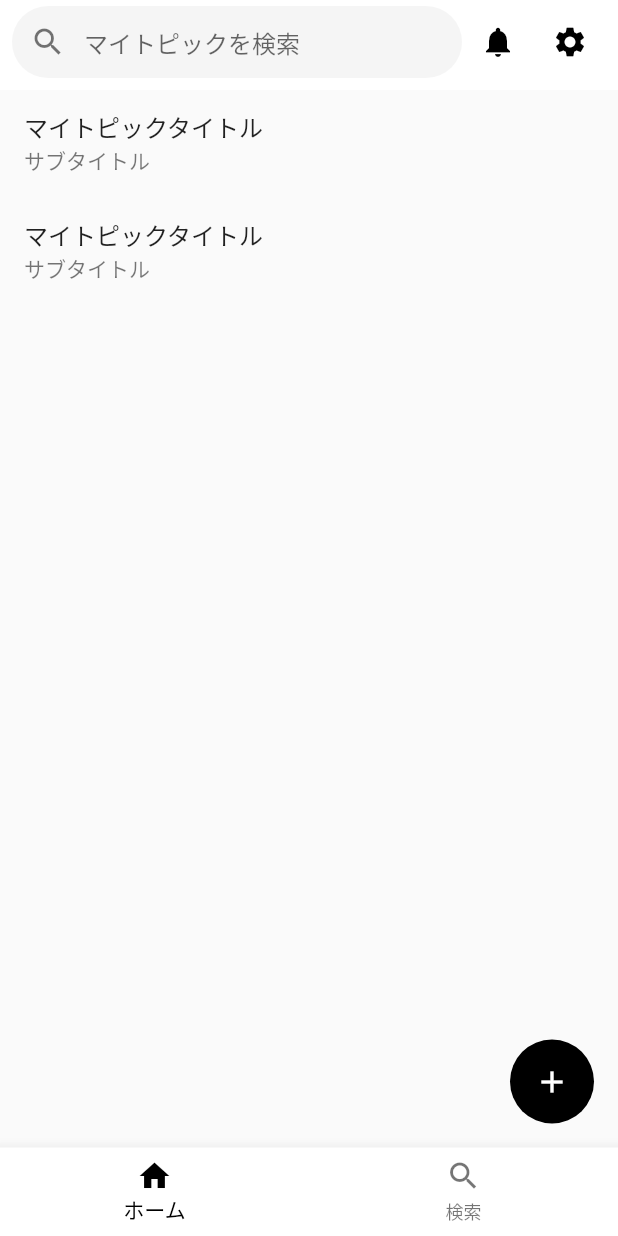
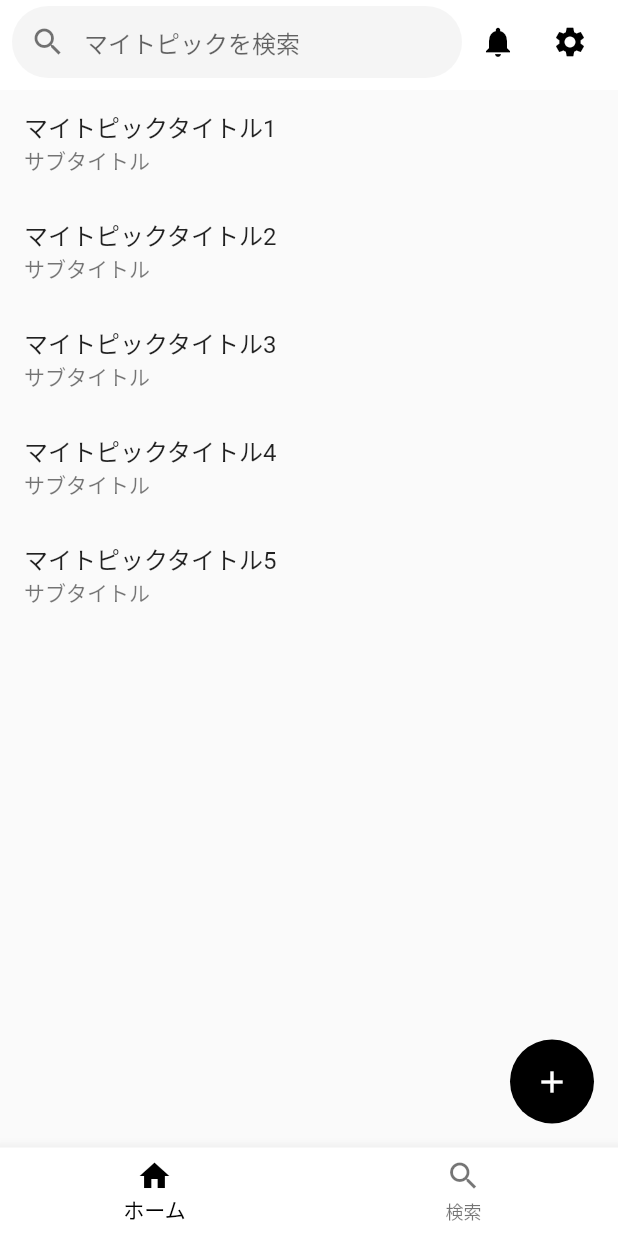
Before and after one commit to takeruk-com/chatachata, a Flutter app: the screen it shows after launch, on a phone screen of 412 x 824 dp. Run offline on Flutter 3.47's test engine with Material 2 defaults, Android fonts, the phone set to English and light mode, and no system bars.

Commit message:
追加：トピックモデルとトピックページ

```diff
--- a/flutter_application/lib/home/home_page.dart
+++ b/flutter_application/lib/home/home_page.dart
@@ -1,7 +1,8 @@
 import 'package:flutter/material.dart';
+import 'package:flutter_application/model/topic_model.dart';
 import 'package:flutter_application/notification/notification_page.dart';
 import 'package:flutter_application/setting/setting_page.dart';
-import 'package:flutter_application/widget/topic_list_tile_widget.dart';
+import 'package:flutter_application/topic/topic_page.dart';
 
 class HomePage extends StatefulWidget {
   const HomePage({Key? key}) : super(key: key);
@@ -14,6 +15,8 @@ class _HomePageState extends State<HomePage> {
   final TextEditingController _textEditingController =
       TextEditingController(text: "");
   bool _searchBoolean = false;
+
+  final topic = TopicListModel().topics;
 
   @override
   Widget build(BuildContext context) {
@@ -124,17 +127,27 @@ class _HomePageState extends State<HomePage> {
               ? SliverList(
                   delegate: SliverChildBuilderDelegate(
                     (context, index) {
-                      return const TopicListTileWidget();
+                      return ListTile(
+                        title: Text(topic[index].title),
+                        subtitle: const Text("サブタイトル"),
+                        onTap: () {
+                          Navigator.push(
+                            context,
+                            MaterialPageRoute(
+                                builder: (context) => const TopicPage()),
+                          );
+                        },
+                      );
                     },
-                    childCount: 2,
+                    childCount: topic.length,
                   ),
                 )
               : SliverList(
                   delegate: SliverChildBuilderDelegate(
                     (context, index) {
-                      return const TopicListTileWidget();
+                      return const Text("マイトピックを検索");
                     },
-                    childCount: 0,
+                    childCount: 1,
                   ),
                 )
         ],
--- /dev/null
+++ b/flutter_application/lib/model/topic_model.dart
@@ -0,0 +1,18 @@
+import 'package:flutter/material.dart';
+
+class Topic {
+  String title;
+  Topic(
+    this.title,
+  );
+}
+
+class TopicListModel extends ChangeNotifier {
+  List<Topic> topics = [
+    Topic("マイトピックタイトル1"),
+    Topic("マイトピックタイトル2"),
+    Topic("マイトピックタイトル3"),
+    Topic("マイトピックタイトル4"),
+    Topic("マイトピックタイトル5"),
+  ];
+}
--- a/flutter_application/lib/widget/topic_list_tile_widget.dart
+++ /dev/null
@@ -1,15 +0,0 @@
-import 'package:flutter/material.dart';
-
-class TopicListTileWidget extends StatelessWidget {
-  const TopicListTileWidget({
-    Key? key,
-  }) : super(key: key);
-
-  @override
-  Widget build(BuildContext context) {
-    return const ListTile(
-      title: Text("マイトピックタイトル"),
-      subtitle: Text("サブタイトル"),
-    );
-  }
-}
```
Also changed, not shown: flutter_application/lib/topic/topic_page.dart (added, +22 -0 lines).
